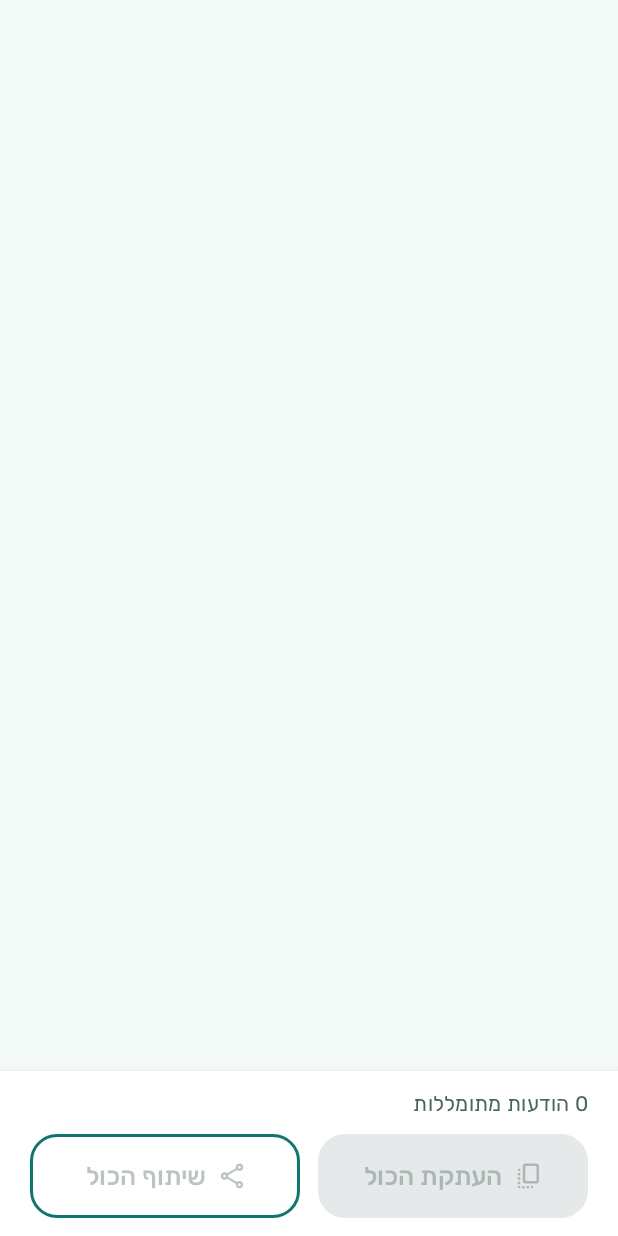
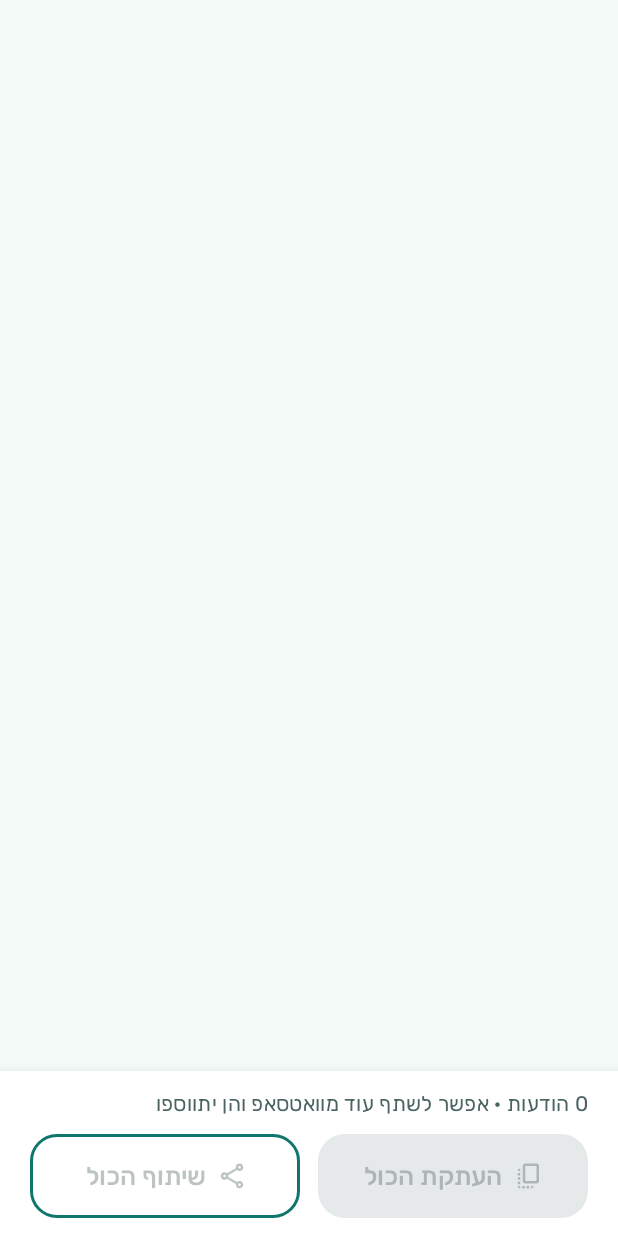
Before and after one commit to alongadi-blip/wa-transcriber, an Android app built with Jetpack Compose: the composable ResultsList shown on its own in the app's theme, on a phone screen of 412 x 824 dp. Run offline under Robolectric (Android 15) with nearby library versions, the phone set to English and light mode, and no system bars.

Commit message:
feat: shared voice notes accumulate so several can be copied together
Co-Authored-By: Claude Opus 5.5 <noreply@anthropic.com>

```diff
--- a/app/src/main/java/com/alon/transcriber/MainActivity.kt
+++ b/app/src/main/java/com/alon/transcriber/MainActivity.kt
@@ -18,6 +18,7 @@ import androidx.compose.foundation.isSystemInDarkTheme
 import androidx.compose.foundation.layout.*
 import androidx.compose.foundation.lazy.LazyColumn
 import androidx.compose.foundation.lazy.items
+import androidx.compose.foundation.lazy.rememberLazyListState
 import androidx.compose.foundation.shape.CircleShape
 import androidx.compose.foundation.shape.RoundedCornerShape
 import androidx.compose.foundation.text.selection.SelectionContainer
@@ -419,10 +420,16 @@ fun ResultsList(vm: MainViewModel, snackbar: SnackbarHostState) {
     val context = LocalContext.current
     val scope = rememberCoroutineScope()
     val single = vm.items.size == 1
+    val listState = rememberLazyListState()
+    // Newly shared notes are appended at the end — bring them into view
+    LaunchedEffect(vm.items.size) {
+        if (vm.items.isNotEmpty()) listState.animateScrollToItem(vm.items.lastIndex)
+    }
 
     Column(Modifier.fillMaxSize()) {
     LazyColumn(
         Modifier.weight(1f).fillMaxWidth(),
+        state = listState,
         contentPadding = PaddingValues(horizontal = 20.dp, vertical = 16.dp),
         verticalArrangement = if (single) Arrangement.Center else Arrangement.spacedBy(28.dp)
     ) {
@@ -562,7 +569,7 @@ fun AllMessagesBar(vm: MainViewModel, snackbar: SnackbarHostState) {
         ) {
             Text(
                 if (pending > 0) "מתמלל עוד $pending מתוך ${vm.items.size}…"
-                else "${texts.size} הודעות מתומללות",
+                else "${texts.size} הודעות · אפשר לשתף עוד מוואטסאפ והן יתווספו",
                 style = MaterialTheme.typography.bodyMedium,
                 color = MaterialTheme.colorScheme.onSurfaceVariant
             )
--- a/app/src/main/java/com/alon/transcriber/MainViewModel.kt
+++ b/app/src/main/java/com/alon/transcriber/MainViewModel.kt
@@ -25,7 +25,8 @@ class MainViewModel(app: Application) : AndroidViewModel(app) {
 
     fun submit(uris: List<Uri>) {
         if (uris.isEmpty()) return
-        items.clear()
+        // Append rather than replace: WhatsApp can only share one voice note at a time,
+        // so the user collects several by sharing them one after another.
         uris.forEach { uri ->
             val item = Item(nextId++, uri, ItemState.Loading)
             items.add(item)
```
